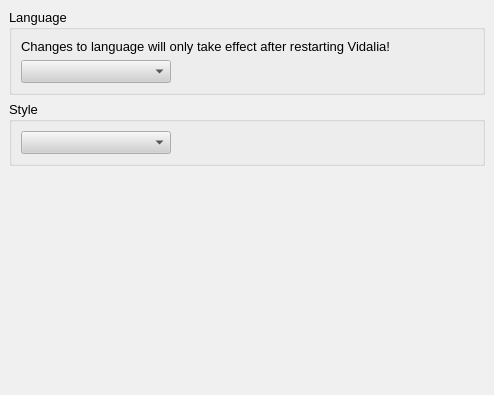
The window that src/gui/config/appearancepage.ui (a-ilin/vidalia) describes before a commit, drawn with Qt 5.
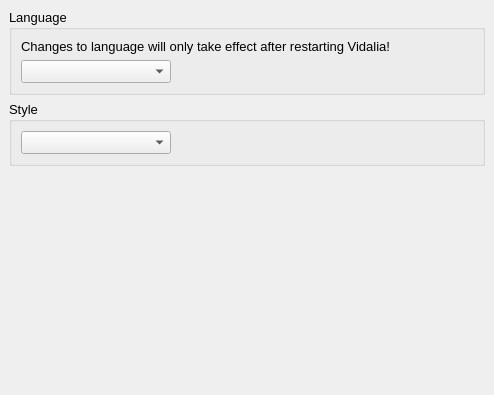
The same window after the commit.

Commit message:
Remove the custom palette settings in all .ui files.
svn:r1925

Diff of the .ui file:
```diff
--- a/src/gui/config/appearancepage.ui
+++ b/src/gui/config/appearancepage.ui
@@ -12,271 +12,6 @@
     <height>395</height>
    </rect>
   </property>
-  <property name="palette" >
-   <palette>
-    <active>
-     <color>
-      <red>0</red>
-      <green>0</green>
-      <blue>0</blue>
-     </color>
-     <color>
-      <red>208</red>
-      <green>208</green>
-      <blue>208</blue>
-     </color>
-     <color>
-      <red>255</red>
-      <green>255</green>
-      <blue>255</blue>
-     </color>
-     <color>
-      <red>247</red>
-      <green>247</green>
-      <blue>247</blue>
-     </color>
-     <color>
-      <red>104</red>
-      <green>104</green>
-      <blue>104</blue>
-     </color>
-     <color>
-      <red>139</red>
-      <green>139</green>
-      <blue>139</blue>
-     </color>
-     <color>
-      <red>0</red>
-      <green>0</green>
-      <blue>0</blue>
-     </color>
-     <color>
-      <red>255</red>
-      <green>255</green>
-      <blue>255</blue>
-     </color>
-     <color>
-      <red>0</red>
-      <green>0</green>
-      <blue>0</blue>
-     </color>
-     <color>
-      <red>255</red>
-      <green>255</green>
-      <blue>255</blue>
-     </color>
-     <color>
-      <red>240</red>
-      <green>240</green>
-      <blue>240</blue>
-     </color>
-     <color>
-      <red>0</red>
-      <green>0</green>
-      <blue>0</blue>
-     </color>
-     <color>
-      <red>0</red>
-      <green>0</green>
-      <blue>128</blue>
-     </color>
-     <color>
-      <red>255</red>
-      <green>255</green>
-      <blue>255</blue>
-     </color>
-     <color>
-      <red>0</red>
-      <green>0</green>
-      <blue>255</blue>
-     </color>
-     <color>
-      <red>255</red>
-      <green>0</green>
-      <blue>255</blue>
-     </color>
-     <color>
-      <red>231</red>
-      <green>231</green>
-      <blue>231</blue>
-     </color>
-    </active>
-    <inactive>
-     <color>
-      <red>0</red>
-      <green>0</green>
-      <blue>0</blue>
-     </color>
-     <color>
-      <red>208</red>
-      <green>208</green>
-      <blue>208</blue>
-     </color>
-     <color>
-      <red>255</red>
-      <green>255</green>
-      <blue>255</blue>
-     </color>
-     <color>
-      <red>247</red>
-      <green>247</green>
-      <blue>247</blue>
-     </color>
-     <color>
-      <red>104</red>
-      <green>104</green>
-      <blue>104</blue>
-     </color>
-     <color>
-      <red>139</red>
-      <green>139</green>
-      <blue>139</blue>
-     </color>
-     <color>
-      <red>0</red>
-      <green>0</green>
-      <blue>0</blue>
-     </color>
-     <color>
-      <red>255</red>
-      <green>255</green>
-      <blue>255</blue>
-     </color>
-     <color>
-      <red>0</red>
-      <green>0</green>
-      <blue>0</blue>
-     </color>
-     <color>
-      <red>255</red>
-      <green>255</green>
-      <blue>255</blue>
-     </color>
-     <color>
-      <red>240</red>
-      <green>240</green>
-      <blue>240</blue>
-     </color>
-     <color>
-      <red>0</red>
-      <green>0</green>
-      <blue>0</blue>
-     </color>
-     <color>
-      <red>192</red>
-      <green>192</green>
-      <blue>192</blue>
-     </color>
-     <color>
-      <red>0</red>
-      <green>0</green>
-      <blue>0</blue>
-     </color>
-     <color>
-      <red>0</red>
-      <green>0</green>
-      <blue>255</blue>
-     </color>
-     <color>
-      <red>255</red>
-      <green>0</green>
-      <blue>255</blue>
-     </color>
-     <color>
-      <red>231</red>
-      <green>231</green>
-      <blue>231</blue>
-     </color>
-    </inactive>
-    <disabled>
-     <color>
-      <red>104</red>
-      <green>104</green>
-      <blue>104</blue>
-     </color>
-     <color>
-      <red>208</red>
-      <green>208</green>
-      <blue>208</blue>
-     </color>
-     <color>
-      <red>255</red>
-      <green>255</green>
-      <blue>255</blue>
-     </color>
-     <color>
-      <red>247</red>
-      <green>247</green>
-      <blue>247</blue>
-     </color>
-     <color>
-      <red>104</red>
-      <green>104</green>
-      <blue>104</blue>
-     </color>
-     <color>
-      <red>139</red>
-      <green>139</green>
-      <blue>139</blue>
-     </color>
-     <color>
-      <red>104</red>
-      <green>104</green>
-      <blue>104</blue>
-     </color>
-     <color>
-      <red>255</red>
-      <green>255</green>
-      <blue>255</blue>
-     </color>
-     <color>
-      <red>104</red>
-      <green>104</green>
-      <blue>104</blue>
-     </color>
-     <color>
-      <red>240</red>
-      <green>240</green>
-      <blue>240</blue>
-     </color>
-     <color>
-      <red>240</red>
-      <green>240</green>
-      <blue>240</blue>
-     </color>
-     <color>
-      <red>0</red>
-      <green>0</green>
-      <blue>0</blue>
-     </color>
-     <color>
-      <red>0</red>
-      <green>0</green>
-      <blue>128</blue>
-     </color>
-     <color>
-      <red>255</red>
-      <green>255</green>
-      <blue>255</blue>
-     </color>
-     <color>
-      <red>0</red>
-      <green>0</green>
-      <blue>255</blue>
-     </color>
-     <color>
-      <red>255</red>
-      <green>0</green>
-      <blue>255</blue>
-     </color>
-     <color>
-      <red>231</red>
-      <green>231</green>
-      <blue>231</blue>
-     </color>
-    </disabled>
-   </palette>
-  </property>
   <property name="font" >
    <font>
     <pointsize>10</pointsize>
```
The commit also changes 12 other files.
